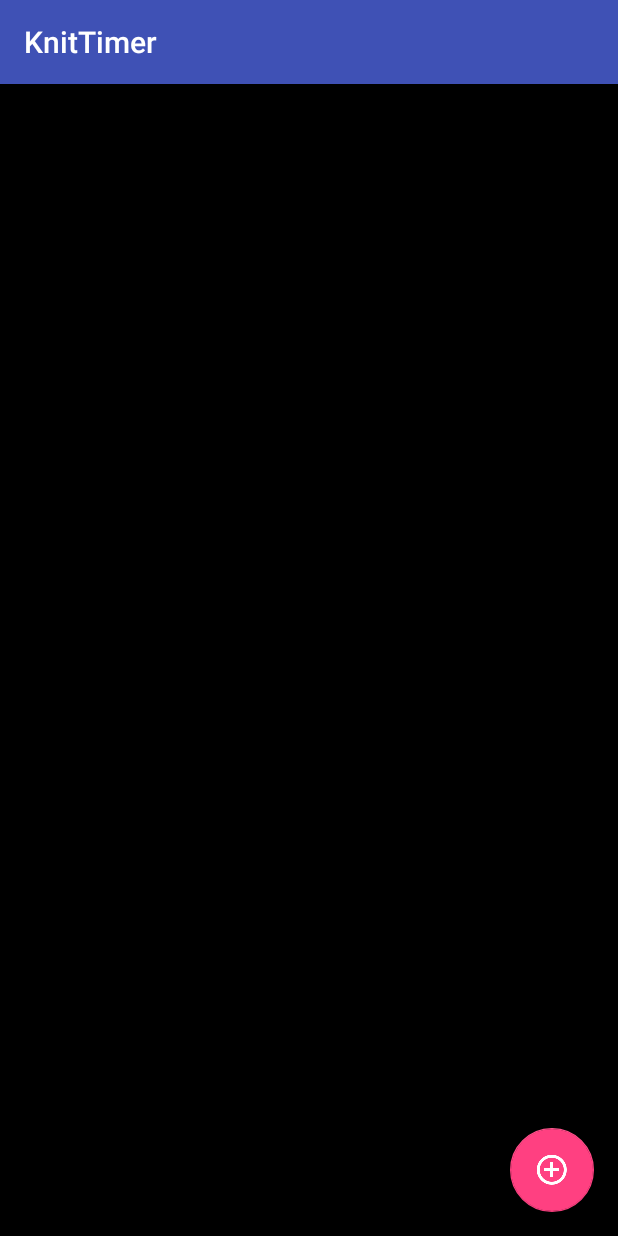
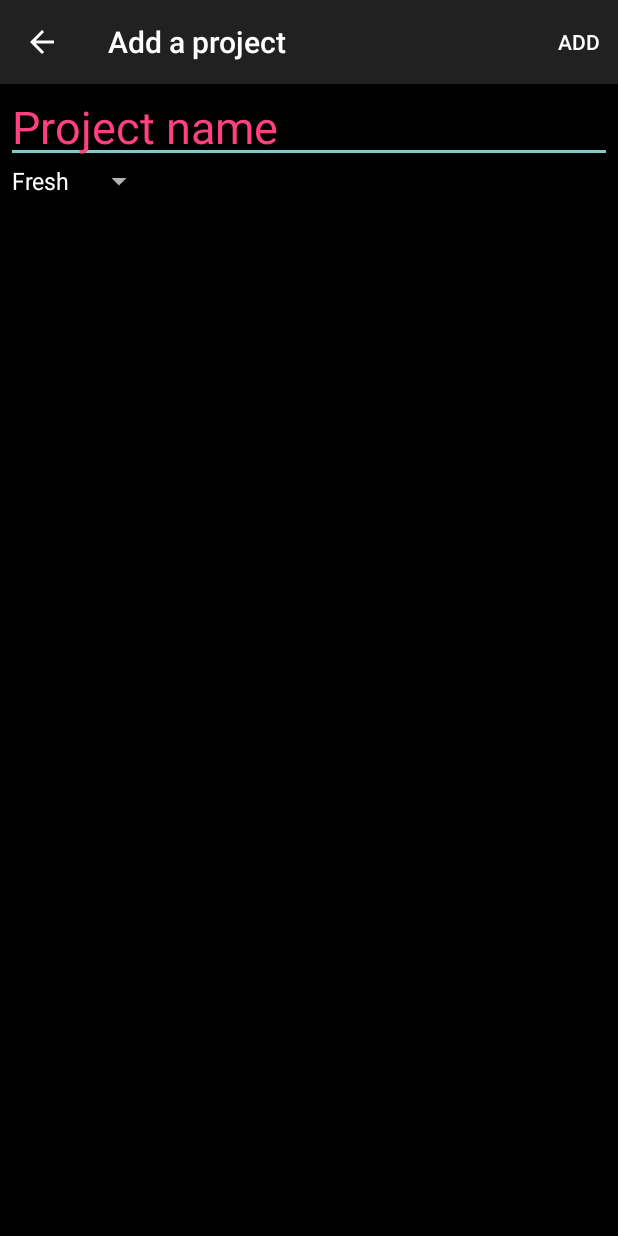
Before and after one commit to sofivanhanen/knit-timer, an Android app: the screen it shows after launch (MainActivity before the commit, AddProjectActivity after it), after a tap on an icon or button, on a phone screen of 412 x 824 dp. Run offline under Robolectric (Android 15) with nearby library versions, the phone set to English and light mode, and no system bars.

Commit message:
Add ability to add a fresh project

```diff
--- /dev/null
+++ b/app/src/main/java/com/sofi/knittimer/AddProjectActivity.java
@@ -0,0 +1,82 @@
+package com.sofi.knittimer;
+
+import android.content.Intent;
+import android.support.v7.app.AppCompatActivity;
+import android.os.Bundle;
+import android.util.Log;
+import android.view.Menu;
+import android.view.MenuInflater;
+import android.view.MenuItem;
+import android.view.View;
+import android.widget.AdapterView;
+import android.widget.ArrayAdapter;
+import android.widget.EditText;
+import android.widget.Spinner;
+import android.widget.Toast;
+
+import com.sofi.knittimer.data.Project;
+
+public class AddProjectActivity extends AppCompatActivity implements AdapterView.OnItemSelectedListener {
+
+    private EditText projectName;
+    private Spinner spinner;
+
+    @Override
+    protected void onCreate(Bundle savedInstanceState) {
+        super.onCreate(savedInstanceState);
+        setContentView(R.layout.activity_add_project);
+        getSupportActionBar().setDisplayHomeAsUpEnabled(true);
+
+        projectName = (EditText) findViewById(R.id.et_set_project_name);
+
+        spinner = (Spinner) findViewById(R.id.spinner);
+        ArrayAdapter<CharSequence> adapter = ArrayAdapter.createFromResource(this,
+                R.array.spinner_array, android.R.layout.simple_spinner_item);
+        adapter.setDropDownViewResource(android.R.layout.simple_spinner_dropdown_item);
+        spinner.setAdapter(adapter);
+        spinner.setOnItemSelectedListener(this);
+
+    }
+
+    @Override
+    public void onItemSelected(AdapterView<?> parent, View view, int position, long id) {
+        // TODO: Once there are multiple choices, make it so that selecting the "already started"
+        // project type starts a dialog where the user chooses how far the project is using NumberPickers
+    }
+
+    @Override
+    public void onNothingSelected(AdapterView<?> parent) {
+
+    }
+
+    @Override
+    public boolean onCreateOptionsMenu(Menu menu) {
+        MenuInflater inflater = getMenuInflater();
+        inflater.inflate(R.menu.add_project_menu, menu);
+        return true;
+    }
+
+    @Override
+    public boolean onOptionsItemSelected(MenuItem item) {
+        switch (item.getItemId()) {
+            case R.id.menu_item_add:
+                if (projectName.getText().toString().equals("") || projectName.getText().toString() == null) {
+                    // No project name given; show a toast to prompt the user
+                    Toast.makeText(getApplicationContext(), "Remember to name your project!",
+                            Toast.LENGTH_SHORT).show();
+                    return true;
+                } else {
+                    switch (spinner.getSelectedItemPosition()) {
+                        case 0: // Spinner set to 'fresh'. TODO: soft-code this.
+                            // With this intent, we're able to return data (the project name) to the MainActivity
+                            Intent intent = new Intent(this, this.getClass());
+                            intent.putExtra(MainActivity.PROJECT_NAME_KEY, projectName.getText().toString());
+                            setResult(RESULT_OK, intent);
+                            finish();
+                    }
+                }
+            default:
+                return super.onOptionsItemSelected(item);
+        }
+    }
+}
--- a/app/src/main/java/com/sofi/knittimer/MainActivity.java
+++ b/app/src/main/java/com/sofi/knittimer/MainActivity.java
@@ -1,6 +1,9 @@
 package com.sofi.knittimer;
 
+import android.content.Intent;
 import android.support.design.widget.FloatingActionButton;
+import android.support.v4.app.FragmentManager;
+import android.support.v4.app.FragmentTransaction;
 import android.support.v7.app.AppCompatActivity;
 import android.os.Bundle;
 import android.support.v7.widget.LinearLayoutManager;
@@ -18,6 +21,10 @@ public class MainActivity extends AppCompatActivity {
 
     private FloatingActionButton fab;
 
+    public static final int ADD_PROJECT_REQUEST = 0;
+
+    public static final String PROJECT_NAME_KEY = "project name";
+
     @Override
     protected void onCreate(Bundle savedInstanceState) {
         super.onCreate(savedInstanceState);
@@ -33,14 +40,35 @@ public class MainActivity extends AppCompatActivity {
         fab.setOnClickListener(new View.OnClickListener() {
             @Override
             public void onClick(View v) {
-                addProject();
+                startAddProjectActivity();
             }
         });
     }
 
-    public void addProject() {
-        // Starts new activity in which user gives details of the project
+    private void startAddProjectActivity() {
+        startActivityForResult(new Intent(this, AddProjectActivity.class), ADD_PROJECT_REQUEST);
+    }
+
+    @Override
+    protected void onActivityResult(int requestCode, int resultCode, Intent data) {
+        switch (requestCode) {
+            case ADD_PROJECT_REQUEST:
+                switch (resultCode) {
+                    case RESULT_OK:
+                        addProject(data.getStringExtra(PROJECT_NAME_KEY));
+                        updateList();
+                }
+        }
+    }
+
+    private void updateList() {
         mAdapter.notifyDataSetChanged();
+    }
+
+    // For fresh projects
+    public void addProject(String projectName) {
+        mDatabaseHandler.addProject(new Project(mDatabaseHandler.getProjectsCount(), projectName, 0, 0));
+        updateList();
     }
 
     @Override
--- a/app/src/main/java/com/sofi/knittimer/ProjectAdapter.java
+++ b/app/src/main/java/com/sofi/knittimer/ProjectAdapter.java
@@ -78,6 +78,11 @@ public class ProjectAdapter extends RecyclerView.Adapter<ProjectAdapter.ViewHold
 
     private String createDetailsString(Project project) {
         int timeRemaining = project.timeLeftInMillis();
+
+        if (timeRemaining == 0) { // Project hasn't been started (% is still set to 0)
+            return "0% done. Let's get to work!";
+        }
+
         int totalSeconds = timeRemaining / 1000;
         int totalMinutes = totalSeconds / 60;
         int littleMinutes = totalMinutes % 60; // total minutes - whole hours
--- a/app/src/main/java/com/sofi/knittimer/data/DatabaseHandler.java
+++ b/app/src/main/java/com/sofi/knittimer/data/DatabaseHandler.java
@@ -121,8 +121,6 @@ public class DatabaseHandler extends SQLiteOpenHelper {
         Cursor cursor = mDatabase.rawQuery("SELECT * FROM " + TABLE_PROJECTS, null);
         int count = cursor.getCount();
         cursor.close();
-        if (count == 0) Log.i("EMPTY CURSOR", "getProjectsCount: Cursor was empty");
-        else Log.i("CURSOR NOT EMPTY", "getProjectCount: Cursor was not empty");
         return count;
     }
 
--- a/app/src/main/java/com/sofi/knittimer/data/Project.java
+++ b/app/src/main/java/com/sofi/knittimer/data/Project.java
@@ -16,7 +16,11 @@ public class Project {
     }
 
     public int timeLeftInMillis() {
-        return Integer.parseInt(((100 - _percentageDone) * (_timeSpentInMillis / _percentageDone)) + "");
+        if (_percentageDone == 0) {
+            return 0;
+        } else {
+            return Integer.parseInt(((100 - _percentageDone) * (_timeSpentInMillis / _percentageDone)) + "");
+        }
     }
 
 }
--- /dev/null
+++ b/app/src/main/res/layout/activity_add_project.xml
@@ -0,0 +1,32 @@
+<?xml version="1.0" encoding="utf-8"?>
+<android.support.constraint.ConstraintLayout xmlns:android="http://schemas.android.com/apk/res/android"
+    xmlns:app="http://schemas.android.com/apk/res-auto"
+    xmlns:tools="http://schemas.android.com/tools"
+    android:layout_width="match_parent"
+    android:layout_height="match_parent"
+    android:background="@android:color/background_dark"
+    tools:context="com.sofi.knittimer.AddProjectActivity">
+
+    <EditText
+        android:id="@+id/et_set_project_name"
+        android:layout_width="0dp"
+        android:layout_height="wrap_content"
+        android:hint="@string/add_project_name"
+        android:textSize="30sp"
+        android:textColor="@color/colorPrimaryDark"
+        android:padding="4dp"
+        android:layout_margin="4dp"
+        android:textColorHint="@color/colorAccent"
+        app:layout_constraintLeft_toLeftOf="parent"
+        app:layout_constraintRight_toRightOf="parent"
+        app:layout_constraintTop_toTopOf="parent" />
+
+    <Spinner
+        android:id="@+id/spinner"
+        android:layout_width="wrap_content"
+        android:layout_height="wrap_content"
+        app:layout_constraintTop_toBottomOf="@id/et_set_project_name"
+        app:layout_constraintLeft_toLeftOf="parent"
+        android:spinnerMode="dropdown" />
+
+</android.support.constraint.ConstraintLayout>
--- /dev/null
+++ b/app/src/main/res/menu/add_project_menu.xml
@@ -0,0 +1,10 @@
+<?xml version="1.0" encoding="utf-8"?>
+<menu xmlns:android="http://schemas.android.com/apk/res/android"
+    xmlns:app="http://schemas.android.com/apk/res-auto">
+
+    <item
+        android:id="@+id/menu_item_add"
+        android:title="@string/add_menu_item"
+        app:showAsAction="always"/>
+
+</menu>
--- a/app/src/main/res/values/strings.xml
+++ b/app/src/main/res/values/strings.xml
@@ -1,3 +1,13 @@
 <resources>
     <string name="app_name">KnitTimer</string>
+    <string name="add_project_activity_header">Add a project</string>
+
+    <string name="add_project_name">Project name</string>
+    <string name="add_project_time">Time spent on project</string>
+    <string name="add_menu_item">Add</string>
+
+    <string-array name="spinner_array">
+        <item>Fresh</item> <!-- TODO: Add an option for adding projects one has already worked on -->
+    </string-array>
+
 </resources>
```
Also changed, not shown: app/src/main/AndroidManifest.xml (+7 -1 lines).
